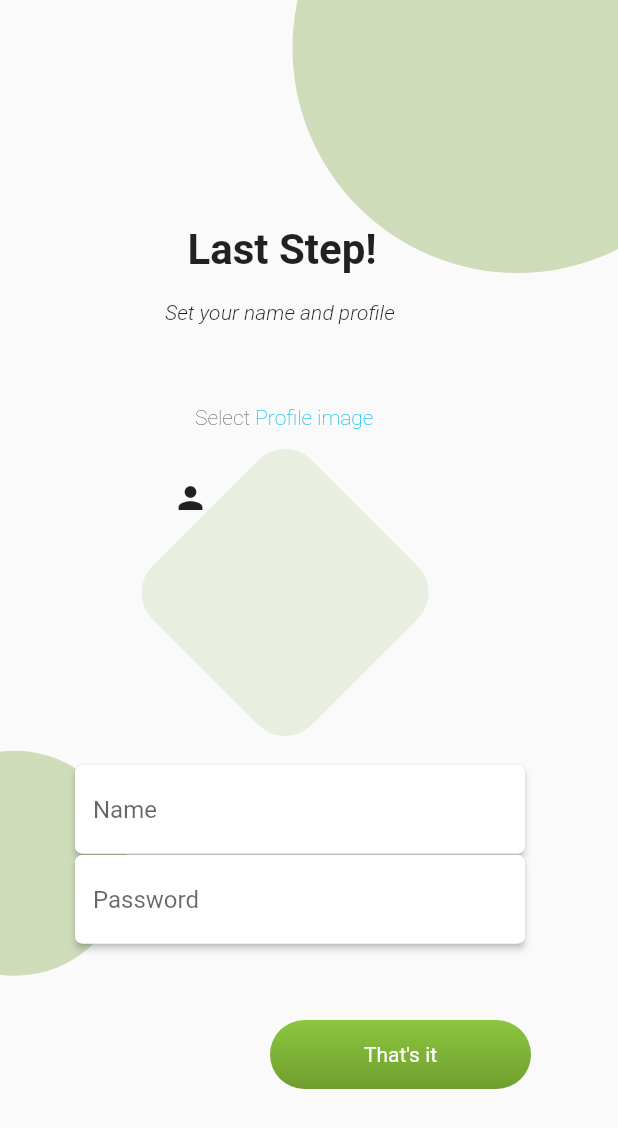
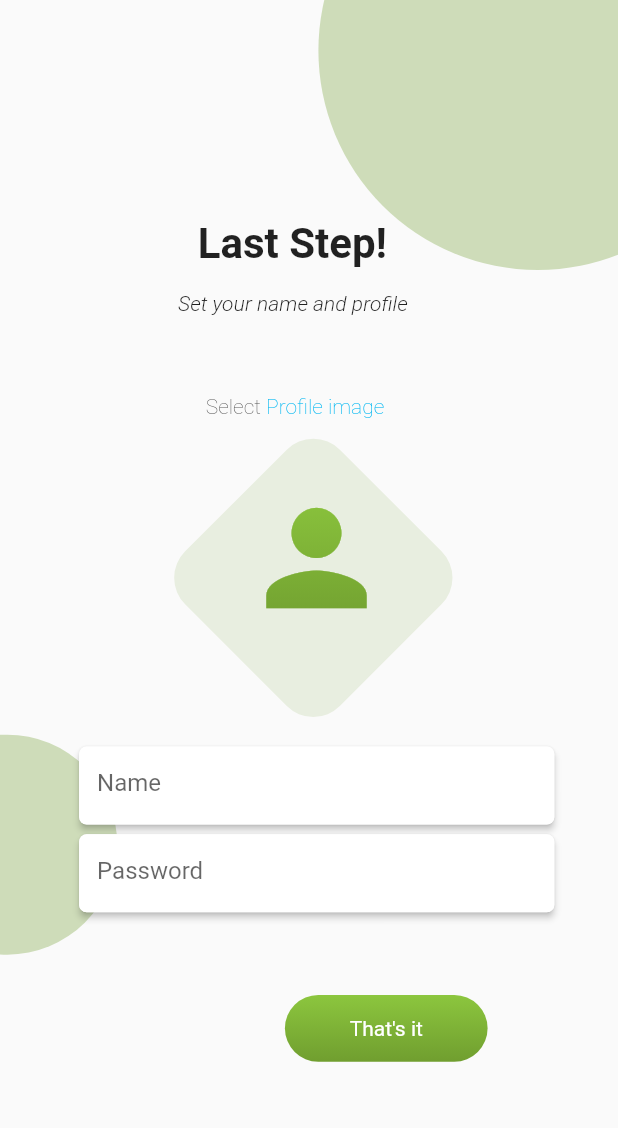
Before and after one commit to ElshadaiK/mitane_frontend, a Flutter app: the screen it shows after launch, on a phone screen of 412 x 824 dp. Shown: the top 1128 px of the screen. Run offline on Flutter 3.47's test engine with Material 2 defaults, Android fonts, the phone set to English and light mode, and no system bars; our stand-ins replace font_awesome_flutter.

Commit message:
app made responsive and added one gradient mask widget

```diff
--- /dev/null
+++ b/lib/presentation/pages/custome_widgets/gradient_mask.dart
@@ -0,0 +1,24 @@
+import 'package:flutter/material.dart';
+
+//this is a class used to apply gradient mask over elemenst such as ICONS
+//to see use go to farmer_sign_up2 page applied on the profile icon
+
+class RadiantGradientMask extends StatelessWidget {
+  RadiantGradientMask({required this.child});
+  final Widget child;
+
+  @override
+  Widget build(BuildContext context) {
+    return ShaderMask(
+      shaderCallback: (bounds) => LinearGradient(
+        begin: Alignment.topCenter,
+        end: Alignment.bottomCenter,
+        colors: [
+          Color(0x8CC63E).withOpacity(1),
+          Color(0x709E2F).withOpacity(1),
+        ],
+      ).createShader(bounds),
+      child: child,
+    );
+  }
+}
--- a/lib/presentation/pages/signup/farmer_sign_up2_page.dart
+++ b/lib/presentation/pages/signup/farmer_sign_up2_page.dart
@@ -1,4 +1,5 @@
 import 'package:flutter/material.dart';
+import 'package:mitane_frontend/presentation/pages/custome_widgets/gradient_mask.dart';
 import 'package:mitane_frontend/presentation/pages/signup/widgets/bubbles.dart';
 import 'package:mitane_frontend/presentation/pages/signup/widgets/hexagon_container.dart';
 
@@ -12,19 +13,19 @@ class FarmerSignUp2 extends StatelessWidget {
         children: [
           Positioned(
             child: Bubble(
-              height: 300.0,
-              width: 300.0,
+              height: (MediaQuery.of(context).size.height * 0.355),
+              width: (MediaQuery.of(context).size.width * 0.769),
             ),
-            top: -218,
-            left: 95,
+            top: -(MediaQuery.of(context).size.height * 0.258),
+            left: (MediaQuery.of(context).size.width * 0.243),
           ),
           Positioned(
             child: Bubble(
-              height: 151.0,
-              width: 150.0,
+              height: (MediaQuery.of(context).size.height * 0.178),
+              width: (MediaQuery.of(context).size.width * 0.384),
             ),
-            top: 400,
-            left: -165,
+            top: (MediaQuery.of(context).size.height * 0.473),
+            left: -(MediaQuery.of(context).size.width * 0.423),
           ),
           Positioned(
             child: Text(
@@ -34,8 +35,8 @@ class FarmerSignUp2 extends StatelessWidget {
                 fontWeight: FontWeight.bold,
               ),
             ),
-            top: 150,
-            left: 125,
+            top: (MediaQuery.of(context).size.height * 0.177),
+            left: (MediaQuery.of(context).size.width * 0.32),
           ),
           Positioned(
             child: Text(
@@ -45,8 +46,8 @@ class FarmerSignUp2 extends StatelessWidget {
                   fontWeight: FontWeight.w300,
                   fontStyle: FontStyle.italic),
             ),
-            top: 200,
-            left: 110,
+            top: (MediaQuery.of(context).size.height * 0.236),
+            left: (MediaQuery.of(context).size.width * 0.288),
           ),
           Positioned(
             child: Row(
@@ -68,28 +69,47 @@ class FarmerSignUp2 extends StatelessWidget {
                 ),
               ],
             ),
-            top: 270,
-            left: 130,
+            top: (MediaQuery.of(context).size.height * 0.319),
+            left: (MediaQuery.of(context).size.width * 0.333),
+          ),
+
+          //this the rombus container for the profile picture
+
+          Positioned(
+            child: Stack(children: [
+              HexContainer(
+                height: (MediaQuery.of(context).size.height * 0.177),
+                width: (MediaQuery.of(context).size.height * 0.177),
               ),
               Positioned(
-            child: Stack(
-              children: [
-                HexContainer(
-                  height: 150,
-                  width: 150,
+                child: RadiantGradientMask(
+                  child: Icon(
+                    Icons.person,
+                    size: 100,
+                    color: Colors.white,
+
                   ),
-                Positioned(child: Icon(Icons.person))
-              ]
                 ),
-            top: 320,
-            left: 115,
+                top: 10,
+                left: 25,
+              )
+            ]),
+            top: (MediaQuery.of(context).size.height * 0.379),
+            left: (MediaQuery.of(context).size.width * 0.33),
           ),
+
+
+          //this is the text field
+          //for future replace with a form field that will containe both Text field for access to additional form methods
+          //TODO
           Positioned(
             child: Container(
-              width: 300,
+              width: (MediaQuery.of(context).size.width * 0.769),
+              height: (MediaQuery.of(context).size.height * 0.063),
               child: Material(
                 elevation: 2,
                 borderRadius: BorderRadius.circular(5),
+                child: Center(
                   child: TextField(
                     decoration: InputDecoration(
                         fillColor: Colors.white,
@@ -102,12 +122,14 @@ class FarmerSignUp2 extends StatelessWidget {
                   ),
                 ),
               ),
-            top: 510,
-            left: 50,
+            ),
+            top: (MediaQuery.of(context).size.height * 0.604),
+            left: (MediaQuery.of(context).size.width * 0.128),
           ),
           Positioned(
             child: Container(
-              width: 300,
+              width: (MediaQuery.of(context).size.width * 0.769),
+              height: (MediaQuery.of(context).size.height * 0.063),
               child: Material(
                 elevation: 2,
                 borderRadius: BorderRadius.circular(5),
@@ -123,13 +145,13 @@ class FarmerSignUp2 extends StatelessWidget {
                 ),
               ),
             ),
-            top: 570,
-            left: 50,
+            top: (MediaQuery.of(context).size.height * 0.675),
+            left: (MediaQuery.of(context).size.width * 0.128),
           ),
           Positioned(
             child: Container(
-              height: 46,
-              width: 174,
+              height: (MediaQuery.of(context).size.height * 0.054),
+              width: (MediaQuery.of(context).size.width * 0.328),
               child: Align(
                 child: Text(
                   "That's it",
@@ -147,8 +169,8 @@ class FarmerSignUp2 extends StatelessWidget {
                     ]),
               ),
             ),
-            top: 680,
-            left: 180,
+            top: (MediaQuery.of(context).size.height * 0.805),
+            left: (MediaQuery.of(context).size.width * 0.461),
           ),
         ],
       ),
```
Lines whose indentation alone changed are shown as unchanged.
